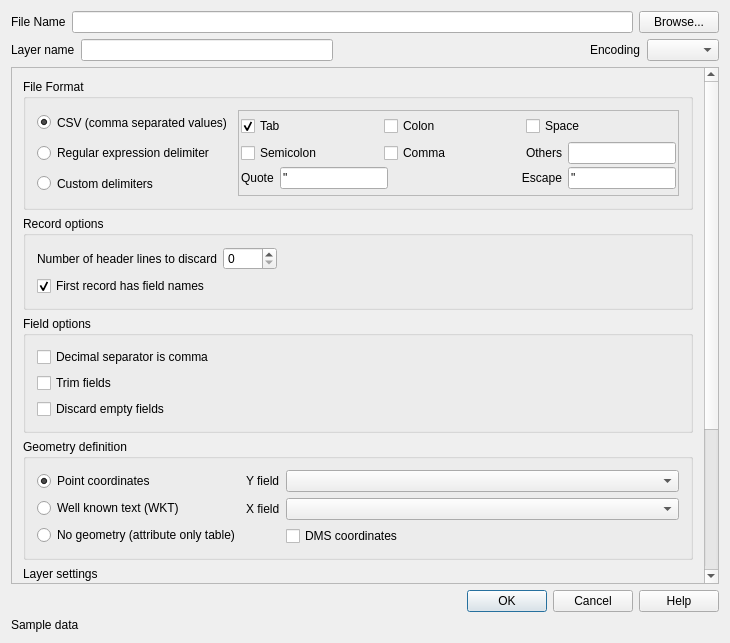
Old version of the form src/ui/qgsdelimitedtextsourceselectbase.ui in the repository qgis/QGIS.
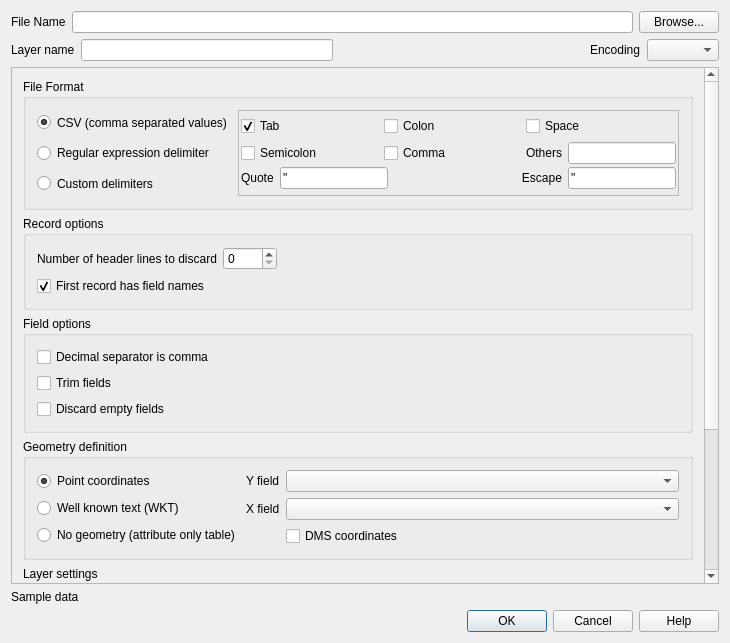
New version of the form. Icons and pictures are not drawn. Custom widgets are drawn as their Qt base class.

Commit message:
[ui] harmonize QDialogButtonBox position in provider dialogs
This commit insures that the QDialogButtonBox widget (i.e.
help, add, build query, set filter) is always located at
the very bottom of the dialog. It helps make a better UX out
of the unified add layer dialog.

The edit to the form file:
```diff
--- a/src/ui/qgsdelimitedtextsourceselectbase.ui
+++ b/src/ui/qgsdelimitedtextsourceselectbase.ui
@@ -1321,16 +1321,6 @@
      </widget>
     </widget>
    </item>
-   <item>
-    <widget class="QDialogButtonBox" name="buttonBox">
-     <property name="orientation">
-      <enum>Qt::Horizontal</enum>
-     </property>
-     <property name="standardButtons">
-      <set>QDialogButtonBox::Cancel|QDialogButtonBox::Help|QDialogButtonBox::Ok</set>
-     </property>
-    </widget>
-   </item>
    <item>
     <widget class="QLabel" name="lblStatus">
      <property name="sizePolicy">
@@ -1344,6 +1334,16 @@
      </property>
     </widget>
    </item>
+   <item>
+    <widget class="QDialogButtonBox" name="buttonBox">
+     <property name="orientation">
+      <enum>Qt::Horizontal</enum>
+     </property>
+     <property name="standardButtons">
+      <set>QDialogButtonBox::Cancel|QDialogButtonBox::Help|QDialogButtonBox::Ok</set>
+     </property>
+    </widget>
+   </item>
   </layout>
  </widget>
  <layoutdefault spacing="6" margin="11"/>
```
The commit also changes 2 other files.
